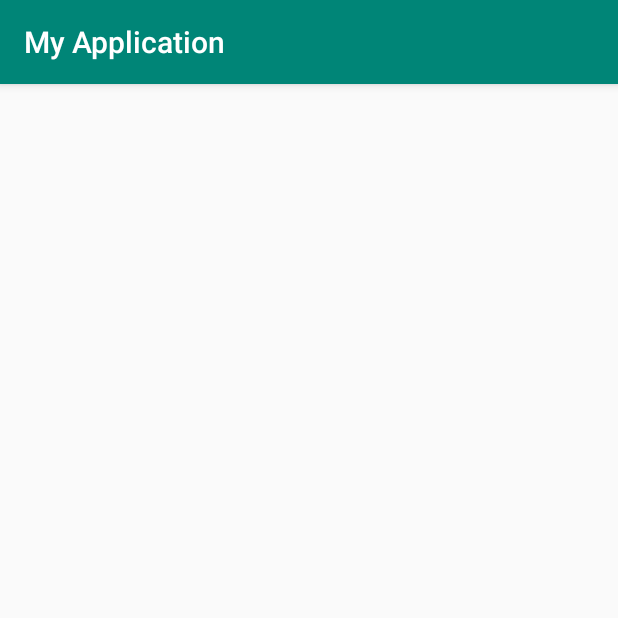
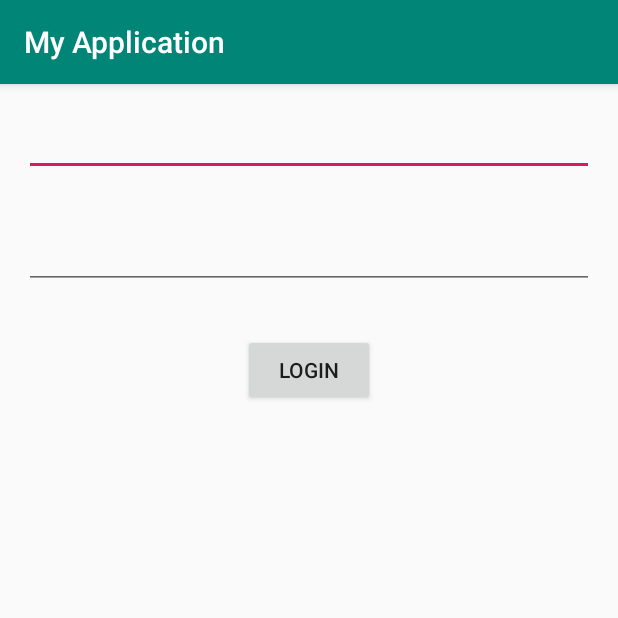
Before and after one commit to mariusgherman/androidfundamentals, an Android app: the screen it shows after launch (MainActivity before the commit, LoginActivity after it), on a phone screen of 412 x 824 dp, the top half of it. Run offline under Robolectric (Android 15) with nearby library versions, the phone set to English and light mode, and no system bars.

```diff
--- a/app/build.gradle
+++ b/app/build.gradle
@@ -34,6 +34,11 @@ dependencies {
     implementation 'com.squareup.retrofit2:retrofit:2.9.0'
     implementation 'com.squareup.retrofit2:converter-gson:2.9.0'
 
+    def room_version = "2.2.6"
+
+    implementation "androidx.room:room-runtime:$room_version"
+    annotationProcessor "androidx.room:room-compiler:$room_version"
+
     testImplementation 'junit:junit:4.12'
     androidTestImplementation 'androidx.test.ext:junit:1.1.1'
     androidTestImplementation 'androidx.test.espresso:espresso-core:3.1.0'
--- /dev/null
+++ b/app/src/main/java/com/example/myapplication/LoginActivity.java
@@ -0,0 +1,62 @@
+package com.example.myapplication;
+
+import androidx.appcompat.app.AppCompatActivity;
+
+import android.content.Context;
+import android.content.Intent;
+import android.content.SharedPreferences;
+import android.os.Bundle;
+import android.view.View;
+import android.widget.EditText;
+
+public class LoginActivity extends AppCompatActivity {
+
+    private static final String MY_SHARED_PREFS = "my_prefs";
+
+    @Override
+    protected void onCreate(Bundle savedInstanceState) {
+        super.onCreate(savedInstanceState);
+        setContentView(R.layout.activity_login);
+
+        EditText username = findViewById(R.id.username);
+        EditText password = findViewById(R.id.password);
+
+        findViewById(R.id.login_button).setOnClickListener(new View.OnClickListener() {
+            @Override
+            public void onClick(View v) {
+                if (username.getText().toString().isEmpty()) {
+                    return;
+                }
+                if (password.getText().toString().isEmpty()) {
+                    return;
+                }
+
+                // TODO - validate login is correct
+                saveUserSession();
+                startMainActivity();
+            }
+        });
+    }
+
+    @Override
+    protected void onStart() {
+        super.onStart();
+        SharedPreferences sharedPreferences = getSharedPreferences(MY_SHARED_PREFS, Context.MODE_PRIVATE);
+        boolean isUserLoggedIn = sharedPreferences.getBoolean("is_logged_in", false);
+
+        if (isUserLoggedIn) {
+            startMainActivity();
+        }
+    }
+
+    private void startMainActivity() {
+        Intent intent = new Intent(this, MainActivity.class);
+        startActivity(intent);
+        finish();
+    }
+
+    private void saveUserSession() {
+        SharedPreferences sharedPreferences = getSharedPreferences(MY_SHARED_PREFS, Context.MODE_PRIVATE);
+        sharedPreferences.edit().putBoolean("is_logged_in", true).apply();
+    }
+}
--- /dev/null
+++ b/app/src/main/res/layout/activity_login.xml
@@ -0,0 +1,38 @@
+<?xml version="1.0" encoding="utf-8"?>
+<androidx.constraintlayout.widget.ConstraintLayout xmlns:android="http://schemas.android.com/apk/res/android"
+    xmlns:app="http://schemas.android.com/apk/res-auto"
+    xmlns:tools="http://schemas.android.com/tools"
+    android:layout_width="match_parent"
+    android:layout_height="match_parent"
+    android:padding="16dp"
+    tools:context=".LoginActivity">
+
+    <EditText
+        android:id="@+id/username"
+        android:layout_width="match_parent"
+        android:layout_height="wrap_content"
+        app:layout_constraintEnd_toEndOf="parent"
+        app:layout_constraintStart_toStartOf="parent"
+        app:layout_constraintTop_toTopOf="parent" />
+
+    <EditText
+        android:id="@+id/password"
+        android:layout_width="match_parent"
+        android:layout_height="wrap_content"
+        android:layout_marginTop="30dp"
+        android:inputType="textPassword"
+        app:layout_constraintEnd_toEndOf="parent"
+        app:layout_constraintStart_toStartOf="parent"
+        app:layout_constraintTop_toBottomOf="@id/username" />
+
+    <Button
+        android:id="@+id/login_button"
+        android:layout_width="wrap_content"
+        android:layout_height="wrap_content"
+        android:layout_marginTop="30dp"
+        android:text="LOGIN"
+        app:layout_constraintEnd_toEndOf="parent"
+        app:layout_constraintStart_toStartOf="parent"
+        app:layout_constraintTop_toBottomOf="@id/password" />
+
+</androidx.constraintlayout.widget.ConstraintLayout>
```
Also changed, not shown: app/src/main/AndroidManifest.xml (+6 -2 lines), app/src/main/java/com/example/myapplication/AppDatabase.java (added, +26 -0 lines), app/src/main/java/com/example/myapplication/DataSource.java (+25 -3 lines), app/src/main/java/com/example/myapplication/MainActivity.java (+7 -3 lines), app/src/main/java/com/example/myapplication/Person.java (+20 -0 lines), app/src/main/java/com/example/myapplication/PersonDao.java (added, +23 -0 lines), app/src/main/res/values/strings.xml (+9 -0 lines).
